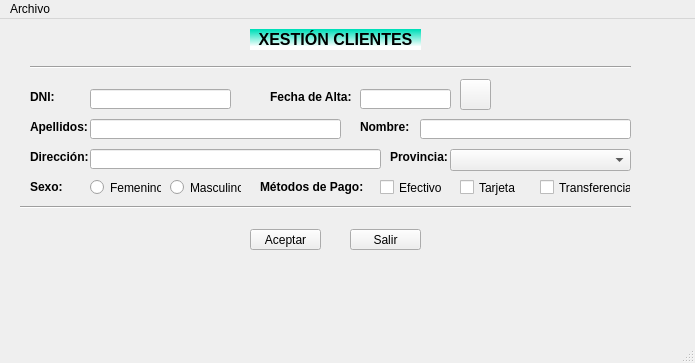
Above: ventana.ui from XoanCarlos/PEREZGONZALEZ before the change. Below: the same form after it.
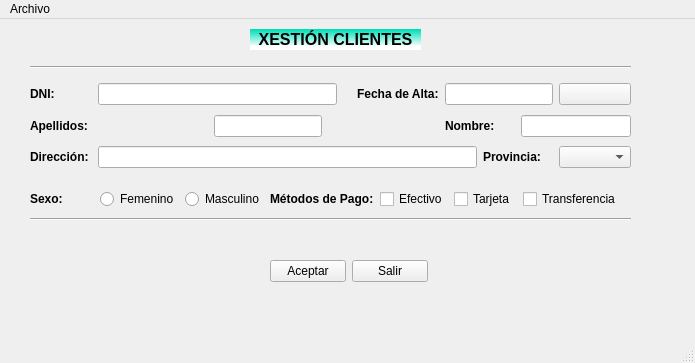
That is the form after the change. Icons and pictures are not drawn.

Commit message: V.0.0.3 Retoques en nombre de variables y layouts

Diff of the .ui file:
```diff
--- a/ventana.ui
+++ b/ventana.ui
@@ -54,163 +54,31 @@
      <enum>Qt::Horizontal</enum>
     </property>
    </widget>
-   <widget class="QLabel" name="lblDNI">
-    <property name="geometry">
-     <rect>
-      <x>30</x>
-      <y>70</y>
-      <width>41</width>
-      <height>16</height>
-     </rect>
-    </property>
-    <property name="font">
-     <font>
-      <weight>75</weight>
-      <bold>true</bold>
-     </font>
-    </property>
-    <property name="text">
-     <string>DNI: </string>
-    </property>
-   </widget>
    <widget class="Line" name="line_2">
     <property name="geometry">
      <rect>
-      <x>20</x>
-      <y>180</y>
-      <width>611</width>
-      <height>16</height>
+      <x>30</x>
+      <y>190</y>
+      <width>601</width>
+      <height>20</height>
      </rect>
     </property>
     <property name="orientation">
      <enum>Qt::Horizontal</enum>
     </property>
    </widget>
-   <widget class="QLineEdit" name="editDni">
-    <property name="geometry">
-     <rect>
-      <x>90</x>
-      <y>70</y>
-      <width>141</width>
-      <height>20</height>
-     </rect>
-    </property>
-   </widget>
-   <widget class="QLabel" name="lblApel">
+   <widget class="QWidget" name="">
     <property name="geometry">
      <rect>
       <x>30</x>
-      <y>100</y>
-      <width>61</width>
-      <height>16</height>
-     </rect>
-    </property>
-    <property name="font">
-     <font>
-      <weight>75</weight>
-      <bold>true</bold>
-     </font>
-    </property>
-    <property name="text">
-     <string>Apellidos: </string>
-    </property>
-   </widget>
-   <widget class="QLineEdit" name="editApel">
-    <property name="geometry">
-     <rect>
-      <x>90</x>
-      <y>100</y>
-      <width>251</width>
+      <y>170</y>
+      <width>591</width>
       <height>20</height>
      </rect>
     </property>
-   </widget>
-   <widget class="QLabel" name="lblNome">
-    <property name="geometry">
-     <rect>
-      <x>360</x>
-      <y>100</y>
-      <width>61</width>
-      <height>16</height>
-     </rect>
-    </property>
-    <property name="font">
-     <font>
-      <weight>75</weight>
-      <bold>true</bold>
-     </font>
-    </property>
-    <property name="text">
-     <string>Nombre: </string>
-    </property>
-   </widget>
-   <widget class="QLineEdit" name="editNome">
-    <property name="geometry">
-     <rect>
-      <x>420</x>
-      <y>100</y>
-      <width>211</width>
-      <height>20</height>
-     </rect>
-    </property>
-   </widget>
-   <widget class="QPushButton" name="btnAceptar">
-    <property name="geometry">
-     <rect>
-      <x>250</x>
-      <y>210</y>
-      <width>71</width>
-      <height>21</height>
-     </rect>
-    </property>
-    <property name="text">
-     <string>Aceptar</string>
-    </property>
-   </widget>
-   <widget class="QPushButton" name="btnSalir">
-    <property name="geometry">
-     <rect>
-      <x>350</x>
-      <y>210</y>
-      <width>71</width>
-      <height>21</height>
-     </rect>
-    </property>
-    <property name="text">
-     <string>Salir</string>
-    </property>
-   </widget>
-   <widget class="QLabel" name="lblValidar">
-    <property name="geometry">
-     <rect>
-      <x>240</x>
-      <y>70</y>
-      <width>47</width>
-      <height>21</height>
-     </rect>
-    </property>
-    <property name="font">
-     <font>
-      <family>Comic Sans MS</family>
-      <pointsize>14</pointsize>
-      <weight>75</weight>
-      <italic>true</italic>
-      <bold>true</bold>
-     </font>
-    </property>
-    <property name="text">
-     <string/>
-    </property>
-   </widget>
+    <layout class="QGridLayout" name="gridLayout_2">
+     <item row="0" column="0">
    <widget class="QLabel" name="lblSexo">
-    <property name="geometry">
-     <rect>
-      <x>30</x>
-      <y>160</y>
-      <width>41</width>
-      <height>16</height>
-     </rect>
-    </property>
     <property name="font">
      <font>
       <weight>75</weight>
@@ -221,41 +89,23 @@
      <string>Sexo:</string>
     </property>
    </widget>
+     </item>
+     <item row="0" column="1">
    <widget class="QRadioButton" name="rbtFem">
-    <property name="geometry">
-     <rect>
-      <x>90</x>
-      <y>160</y>
-      <width>71</width>
-      <height>17</height>
-     </rect>
-    </property>
     <property name="text">
      <string>Femenino</string>
     </property>
    </widget>
+     </item>
+     <item row="0" column="2">
    <widget class="QRadioButton" name="rbtMasc">
-    <property name="geometry">
-     <rect>
-      <x>170</x>
-      <y>160</y>
-      <width>71</width>
-      <height>17</height>
-     </rect>
-    </property>
     <property name="text">
      <string>Masculino</string>
     </property>
    </widget>
+     </item>
+     <item row="0" column="3">
    <widget class="QLabel" name="lblPago">
-    <property name="geometry">
-     <rect>
-      <x>260</x>
-      <y>160</y>
-      <width>111</width>
-      <height>16</height>
-     </rect>
-    </property>
     <property name="font">
      <font>
       <weight>75</weight>
@@ -266,54 +116,42 @@
      <string>Métodos de Pago:</string>
     </property>
    </widget>
+     </item>
+     <item row="0" column="4">
    <widget class="QCheckBox" name="chkEfec">
-    <property name="geometry">
-     <rect>
-      <x>380</x>
-      <y>160</y>
-      <width>70</width>
-      <height>17</height>
-     </rect>
-    </property>
     <property name="text">
      <string>Efectivo</string>
     </property>
    </widget>
+     </item>
+     <item row="0" column="5">
    <widget class="QCheckBox" name="chkTar">
-    <property name="geometry">
-     <rect>
-      <x>460</x>
-      <y>160</y>
-      <width>70</width>
-      <height>17</height>
-     </rect>
-    </property>
     <property name="text">
      <string>Tarjeta</string>
     </property>
    </widget>
+     </item>
+     <item row="0" column="6">
    <widget class="QCheckBox" name="chkTrans">
-    <property name="geometry">
-     <rect>
-      <x>540</x>
-      <y>160</y>
-      <width>91</width>
-      <height>17</height>
-     </rect>
-    </property>
     <property name="text">
      <string>Transferencia</string>
     </property>
    </widget>
-   <widget class="QLabel" name="lblDir">
+     </item>
+    </layout>
+   </widget>
+   <widget class="QWidget" name="">
     <property name="geometry">
      <rect>
       <x>30</x>
-      <y>130</y>
-      <width>61</width>
-      <height>16</height>
+      <y>60</y>
+      <width>601</width>
+      <height>92</height>
      </rect>
     </property>
+    <layout class="QGridLayout" name="gridLayout_3">
+     <item row="0" column="0">
+      <widget class="QLabel" name="lblDNI">
     <property name="font">
      <font>
       <weight>75</weight>
@@ -321,57 +159,31 @@
      </font>
     </property>
     <property name="text">
-     <string>Dirección: </string>
-    </property>
-   </widget>
-   <widget class="QLineEdit" name="editDir">
-    <property name="geometry">
-     <rect>
-      <x>90</x>
-      <y>130</y>
-      <width>291</width>
-      <height>20</height>
-     </rect>
-    </property>
-   </widget>
-   <widget class="QLabel" name="lblProv">
-    <property name="geometry">
-     <rect>
-      <x>390</x>
-      <y>130</y>
-      <width>61</width>
-      <height>16</height>
-     </rect>
-    </property>
+        <string>DNI: </string>
+       </property>
+      </widget>
+     </item>
+     <item row="0" column="1">
+      <widget class="QLineEdit" name="editDni"/>
+     </item>
+     <item row="0" column="2">
+      <widget class="QLabel" name="lblValidar">
     <property name="font">
      <font>
+         <family>Comic Sans MS</family>
+         <pointsize>14</pointsize>
       <weight>75</weight>
+         <italic>true</italic>
       <bold>true</bold>
      </font>
     </property>
     <property name="text">
-     <string>Provincia:</string>
-    </property>
-   </widget>
-   <widget class="QComboBox" name="cmbProv">
-    <property name="geometry">
-     <rect>
-      <x>450</x>
-      <y>130</y>
-      <width>181</width>
-      <height>22</height>
-     </rect>
-    </property>
-   </widget>
+        <string/>
+       </property>
+      </widget>
+     </item>
+     <item row="0" column="3">
    <widget class="QLabel" name="lblClialta">
-    <property name="geometry">
-     <rect>
-      <x>270</x>
-      <y>70</y>
-      <width>81</width>
-      <height>16</height>
-     </rect>
-    </property>
     <property name="font">
      <font>
       <weight>75</weight>
@@ -382,25 +194,12 @@
      <string>Fecha de Alta:</string>
     </property>
    </widget>
-   <widget class="QLineEdit" name="editClialta">
-    <property name="geometry">
-     <rect>
-      <x>360</x>
-      <y>70</y>
-      <width>91</width>
-      <height>20</height>
-     </rect>
-    </property>
-   </widget>
+     </item>
+     <item row="0" column="4" colspan="3">
+      <widget class="QLineEdit" name="editClialta"/>
+     </item>
+     <item row="0" column="7">
    <widget class="QPushButton" name="btnCalendar">
-    <property name="geometry">
-     <rect>
-      <x>460</x>
-      <y>60</y>
-      <width>31</width>
-      <height>31</height>
-     </rect>
-    </property>
     <property name="text">
      <string/>
     </property>
@@ -414,6 +213,99 @@
       <height>30</height>
      </size>
     </property>
+      </widget>
+     </item>
+     <item row="1" column="0">
+      <widget class="QLabel" name="lblApel">
+       <property name="font">
+        <font>
+         <weight>75</weight>
+         <bold>true</bold>
+        </font>
+       </property>
+       <property name="text">
+        <string>Apellidos: </string>
+       </property>
+      </widget>
+     </item>
+     <item row="1" column="1" colspan="3" alignment="Qt::AlignHCenter">
+      <widget class="QLineEdit" name="editApel"/>
+     </item>
+     <item row="1" column="4" colspan="2">
+      <widget class="QLabel" name="lblNome">
+       <property name="font">
+        <font>
+         <weight>75</weight>
+         <bold>true</bold>
+        </font>
+       </property>
+       <property name="text">
+        <string>Nombre: </string>
+       </property>
+      </widget>
+     </item>
+     <item row="1" column="6" colspan="2">
+      <widget class="QLineEdit" name="editNome"/>
+     </item>
+     <item row="2" column="0">
+      <widget class="QLabel" name="lblDir">
+       <property name="font">
+        <font>
+         <weight>75</weight>
+         <bold>true</bold>
+        </font>
+       </property>
+       <property name="text">
+        <string>Dirección: </string>
+       </property>
+      </widget>
+     </item>
+     <item row="2" column="1" colspan="4">
+      <widget class="QLineEdit" name="editDir"/>
+     </item>
+     <item row="2" column="5" colspan="2">
+      <widget class="QLabel" name="lblProv">
+       <property name="font">
+        <font>
+         <weight>75</weight>
+         <bold>true</bold>
+        </font>
+       </property>
+       <property name="text">
+        <string>Provincia:</string>
+       </property>
+      </widget>
+     </item>
+     <item row="2" column="7">
+      <widget class="QComboBox" name="cmbProv"/>
+     </item>
+    </layout>
+   </widget>
+   <widget class="QWidget" name="">
+    <property name="geometry">
+     <rect>
+      <x>270</x>
+      <y>240</y>
+      <width>158</width>
+      <height>25</height>
+     </rect>
+    </property>
+    <layout class="QGridLayout" name="gridLayout">
+     <item row="0" column="0">
+      <widget class="QPushButton" name="btnAceptar">
+       <property name="text">
+        <string>Aceptar</string>
+       </property>
+      </widget>
+     </item>
+     <item row="0" column="1">
+      <widget class="QPushButton" name="btnSalir">
+       <property name="text">
+        <string>Salir</string>
+       </property>
+      </widget>
+     </item>
+    </layout>
    </widget>
   </widget>
   <widget class="QMenuBar" name="menuBar">
```
Lines whose indentation alone changed are shown as unchanged. The commit also changes 3 other files.
